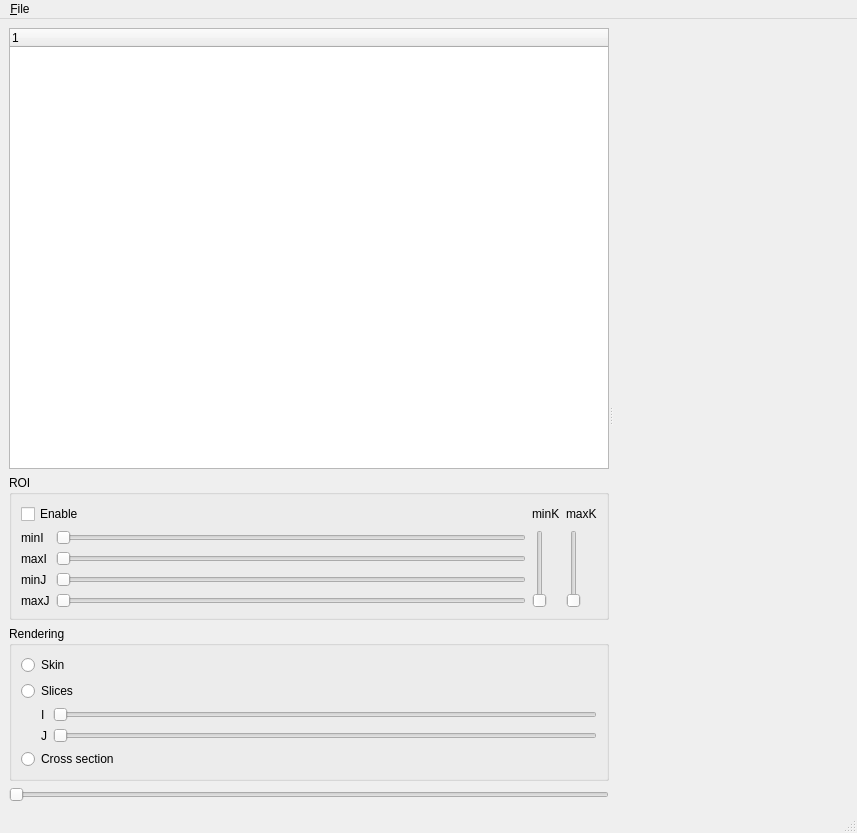
Above: development/applications/4DPrototype/4DPrototype/MainWindow.ui from ArchanaKathiresanHub/Geosigns-Be-Basin-Modelling before the change. Below: the same form after it.
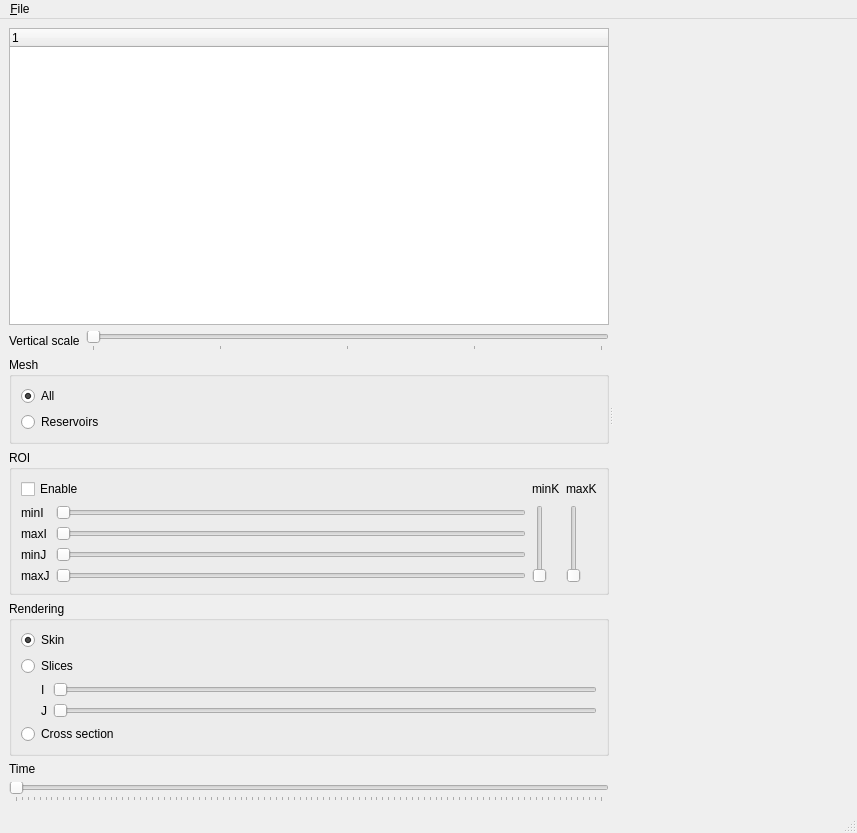
That is the form after the change. Custom widgets are drawn as their Qt base class.

Commit message:
Render high-resolution reservoir grids
work-items: #25565
git-tfs-id: [https://sede-pt-ce2.visualstudio.com/DefaultCollection]$/Basin Modeling/IBS/Trunk;C42332

```diff
--- a/development/applications/4DPrototype/4DPrototype/MainWindow.ui
+++ b/development/applications/4DPrototype/4DPrototype/MainWindow.ui
@@ -14,13 +14,13 @@
    <string>MainWindow</string>
   </property>
   <widget class="QWidget" name="centralwidget">
-   <layout class="QVBoxLayout" name="verticalLayout_4">
+   <layout class="QHBoxLayout" name="horizontalLayout_3">
     <item>
      <widget class="QSplitter" name="splitter">
       <property name="orientation">
        <enum>Qt::Horizontal</enum>
       </property>
-      <widget class="QWidget" name="">
+      <widget class="QWidget" name="layoutWidget">
        <layout class="QVBoxLayout" name="verticalLayout_3">
         <item>
          <widget class="QTreeWidget" name="treeWidget">
@@ -37,6 +37,65 @@
           </column>
          </widget>
         </item>
+        <item>
+         <layout class="QHBoxLayout" name="horizontalLayout_2">
+          <item>
+           <widget class="QLabel" name="label_7">
+            <property name="text">
+             <string>Vertical scale</string>
+            </property>
+           </widget>
+          </item>
+          <item>
+           <widget class="QSlider" name="sliderVerticalScale">
+            <property name="minimum">
+             <number>1</number>
+            </property>
+            <property name="maximum">
+             <number>5</number>
+            </property>
+            <property name="pageStep">
+             <number>1</number>
+            </property>
+            <property name="orientation">
+             <enum>Qt::Horizontal</enum>
+            </property>
+            <property name="tickPosition">
+             <enum>QSlider::TicksBelow</enum>
+            </property>
+            <property name="tickInterval">
+             <number>1</number>
+            </property>
+           </widget>
+          </item>
+         </layout>
+        </item>
+        <item>
+         <widget class="QGroupBox" name="groupBox_2">
+          <property name="title">
+           <string>Mesh</string>
+          </property>
+          <layout class="QVBoxLayout" name="verticalLayout">
+           <item>
+            <widget class="QRadioButton" name="radioButtonAll">
+             <property name="text">
+              <string>All</string>
+             </property>
+             <property name="checked">
+              <bool>true</bool>
+             </property>
+            </widget>
+           </item>
+           <item>
+            <widget class="QRadioButton" name="radioButtonReservoirs">
+             <property name="text">
+              <string>Reservoirs</string>
+             </property>
+            </widget>
+           </item>
+          </layout>
+         </widget>
+        </item>
         <item>
          <widget class="QGroupBox" name="groupBoxROI">
           <property name="title">
@@ -148,6 +207,9 @@
              <property name="text">
               <string>Skin</string>
              </property>
+             <property name="checked">
+              <bool>true</bool>
+             </property>
             </widget>
            </item>
            <item>
@@ -219,6 +281,13 @@
           </layout>
          </widget>
         </item>
+        <item>
+         <widget class="QLabel" name="label_8">
+          <property name="text">
+           <string>Time</string>
+          </property>
+         </widget>
+        </item>
         <item>
          <widget class="QSlider" name="snapshotSlider">
           <property name="sizePolicy">
@@ -230,6 +299,9 @@
           <property name="orientation">
            <enum>Qt::Horizontal</enum>
           </property>
+          <property name="tickPosition">
+           <enum>QSlider::TicksBelow</enum>
+          </property>
          </widget>
         </item>
        </layout>
```
The commit also changes 13 other files.
